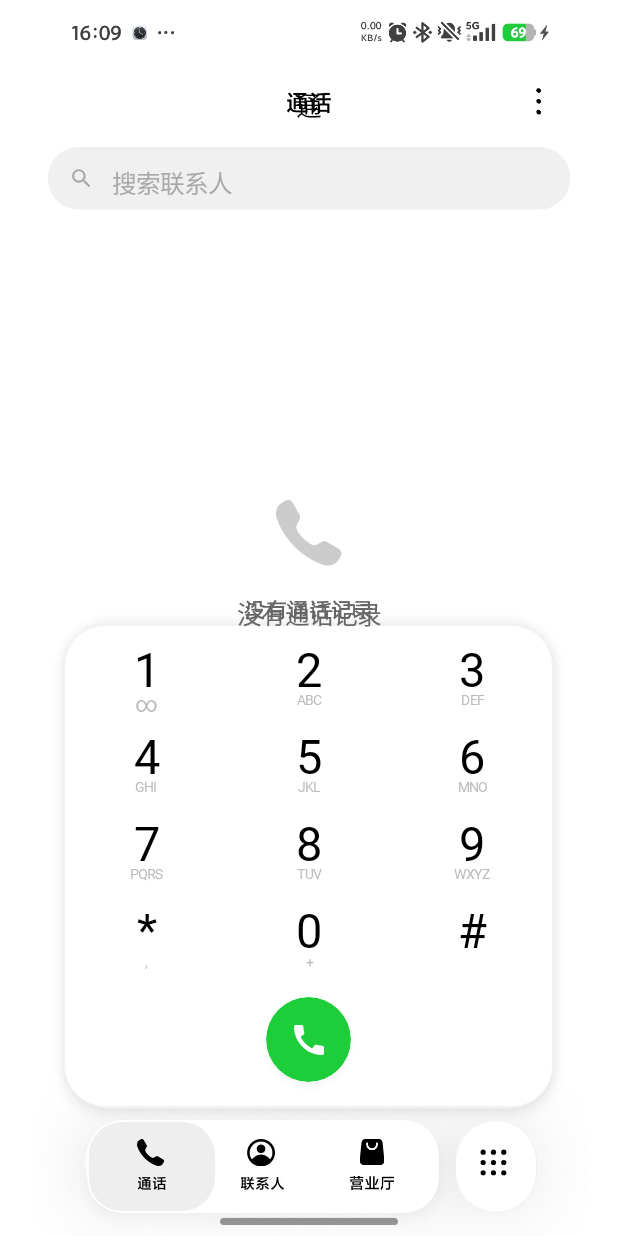
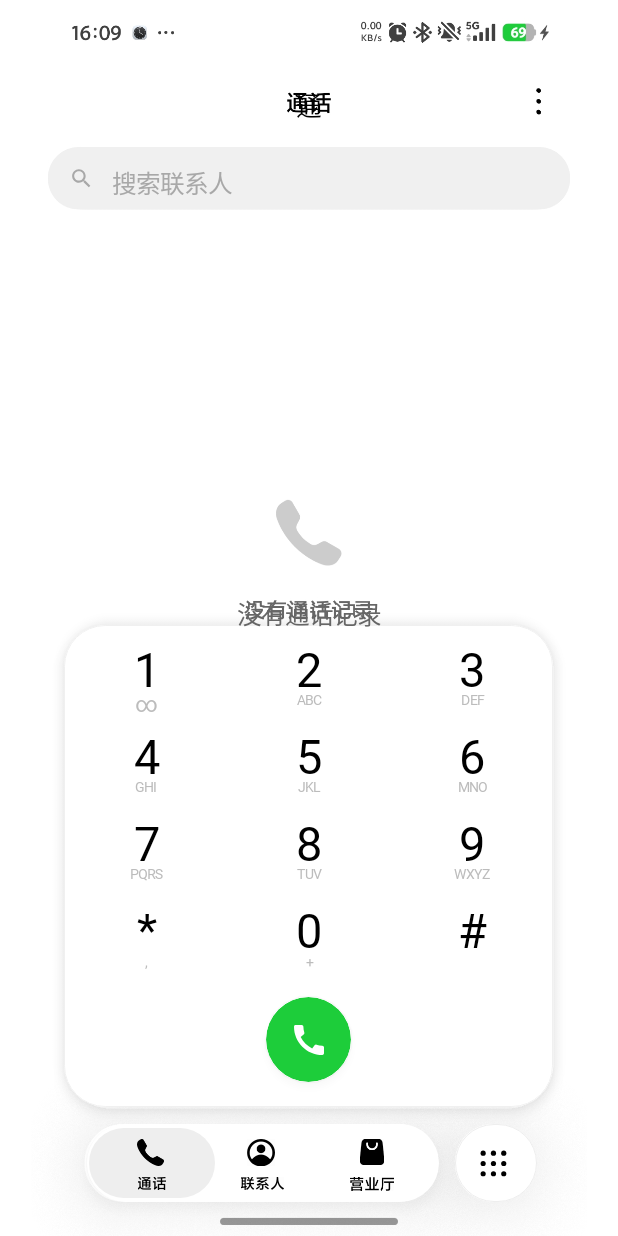
Before and after one commit to XiaoXin956/bohao, an Android app built with Jetpack Compose: the screen it shows after launch (MainActivity), on a phone screen of 412 x 824 dp. Run offline under Robolectric (Android 15) with nearby library versions, the phone set to English and light mode, and no system bars; Roboto replaces fonts that are not available here.

Commit message:
Match bottom nav height and verify press-to-hide menu

```diff
--- a/app/src/main/java/com/example/dialerclone/ui/DialerHome.kt
+++ b/app/src/main/java/com/example/dialerclone/ui/DialerHome.kt
@@ -353,21 +353,21 @@ private fun DialpadCard(
 fun BottomNav(selectedTab: Int, onTabSelected: (Int) -> Unit) {
     Box(
         Modifier
-            .offset(x = 108.sdp, y = 2175.sdp)
-            .size(684.sdp, 180.sdp)
+            .offset(x = 108.sdp, y = 2182.sdp)
+            .size(684.sdp, 152.sdp)
             .shadow(
                 elevation = 10.sdp,
                 shape = RoundedCornerShape(68.sdp),
                 ambientColor = DialerColors.CardShadow,
                 spotColor = DialerColors.CardShadow
             )
-            .background(Color.White, RoundedCornerShape(68.sdp))
+            .background(Color.White, RoundedCornerShape(76.sdp))
     ) {
         Box(
             Modifier
-                .offset(x = 4.sdp, y = 4.sdp)
-                .size(244.sdp, 172.sdp)
-                .background(DialerColors.NavPill, RoundedCornerShape(64.sdp))
+                .offset(x = 4.sdp, y = 8.sdp)
+                .size(244.sdp, 136.sdp)
+                .background(DialerColors.NavPill, RoundedCornerShape(68.sdp))
         )
 
         val labels = listOf("通话", "联系人", "营业厅")
@@ -377,7 +377,7 @@ fun BottomNav(selectedTab: Int, onTabSelected: (Int) -> Unit) {
             painterResource(R.drawable.nav_shop)
         )
         val iconX = listOf(24f, 23f, 27f)
-        val iconY = listOf(36f, 35f, 37f)
+        val iconY = listOf(29f, 28f, 30f)
         val iconW = listOf(53f, 55f, 47f)
         val iconH = listOf(53f, 54f, 51f)
         val labelPainters = listOf(
@@ -386,7 +386,7 @@ fun BottomNav(selectedTab: Int, onTabSelected: (Int) -> Unit) {
             painterResource(R.drawable.nav_label_shop)
         )
         val labelX = listOf(23f, 9f, 8f)
-        val labelY = listOf(110f, 110f, 109f)
+        val labelY = listOf(103f, 103f, 102f)
         val labelW = listOf(56f, 86f, 86f)
         val labelH = listOf(26f, 26f, 27f)
         val centers = listOf(124f, 337f, 552f)
@@ -395,7 +395,7 @@ fun BottomNav(selectedTab: Int, onTabSelected: (Int) -> Unit) {
             Box(
                 Modifier
                     .offset(x = (centers[index] - 50).sdp, y = 0.sdp)
-                    .size(100.sdp, 180.sdp)
+                    .size(100.sdp, 152.sdp)
                     .referenceClickable(circleSize = 120.sdp) { onTabSelected(index) }
             ) {
                 Image(
@@ -419,10 +419,10 @@ fun BottomNav(selectedTab: Int, onTabSelected: (Int) -> Unit) {
     // Grid button on the right of the bottom navigation bar.
     Box(
         Modifier
-            .offset(x = 824.sdp, y = 2175.sdp)
-            .size(160.sdp, 180.sdp)
-            .border(1.sdp, Color(0xFFEEEEEE), RoundedCornerShape(90.sdp))
-            .background(Color.White, RoundedCornerShape(90.sdp))
+            .offset(x = 824.sdp, y = 2182.sdp)
+            .size(160.sdp, 152.sdp)
+            .border(1.sdp, Color(0xFFEEEEEE), RoundedCornerShape(76.sdp))
+            .background(Color.White, RoundedCornerShape(76.sdp))
             .referenceClickable(circleSize = 100.sdp) { /* dialpad is already visible */ }
     ) {
         val density = androidx.compose.ui.platform.LocalDensity.current
@@ -438,7 +438,7 @@ fun BottomNav(selectedTab: Int, onTabSelected: (Int) -> Unit) {
             }
         }
         androidx.compose.foundation.Canvas(
-            Modifier.offset(x = 45.sdp, y = 53.sdp).size(60.sdp, 60.sdp)
+            Modifier.offset(x = 45.sdp, y = 46.sdp).size(60.sdp, 60.sdp)
         ) {
             dotCenters.forEach { center ->
                 drawCircle(color = Color.Black, radius = dotRadius, center = center)
```
Also changed, not shown: 39 other files.
